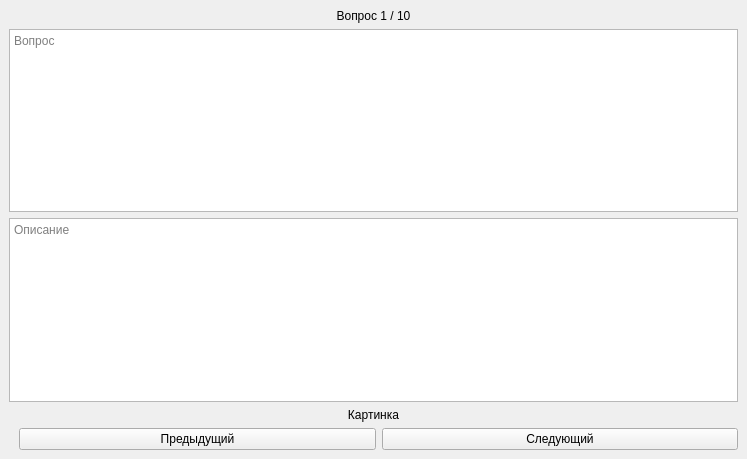
Old version of the form ui/play.ui in the repository MIV228/Victorio.
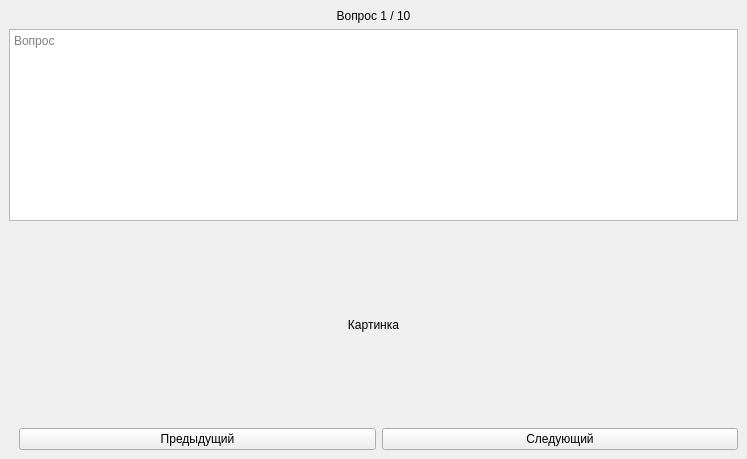
New version of the form.

Commit message: fixed create and added play

What changed in the file:
```diff
--- a/ui/play.ui
+++ b/ui/play.ui
@@ -52,28 +52,6 @@
         </property>
        </widget>
       </item>
-      <item>
-       <widget class="QPlainTextEdit" name="description">
-        <property name="sizePolicy">
-         <sizepolicy hsizetype="Expanding" vsizetype="Preferred">
-          <horstretch>0</horstretch>
-          <verstretch>0</verstretch>
-         </sizepolicy>
-        </property>
-        <property name="baseSize">
-         <size>
-          <width>0</width>
-          <height>0</height>
-         </size>
-        </property>
-        <property name="readOnly">
-         <bool>true</bool>
-        </property>
-        <property name="placeholderText">
-         <string>Описание</string>
-        </property>
-       </widget>
-      </item>
      </layout>
     </item>
     <item>
```
Left out of the diff: 2 changed lines with no effect on the pictures. The commit also changes 3 other files.
